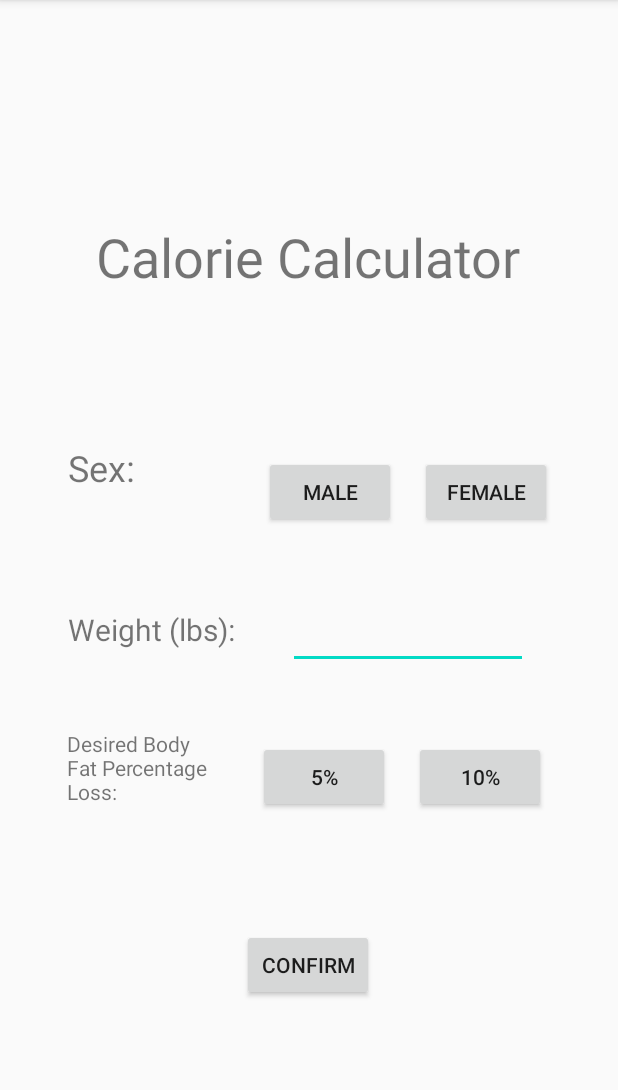
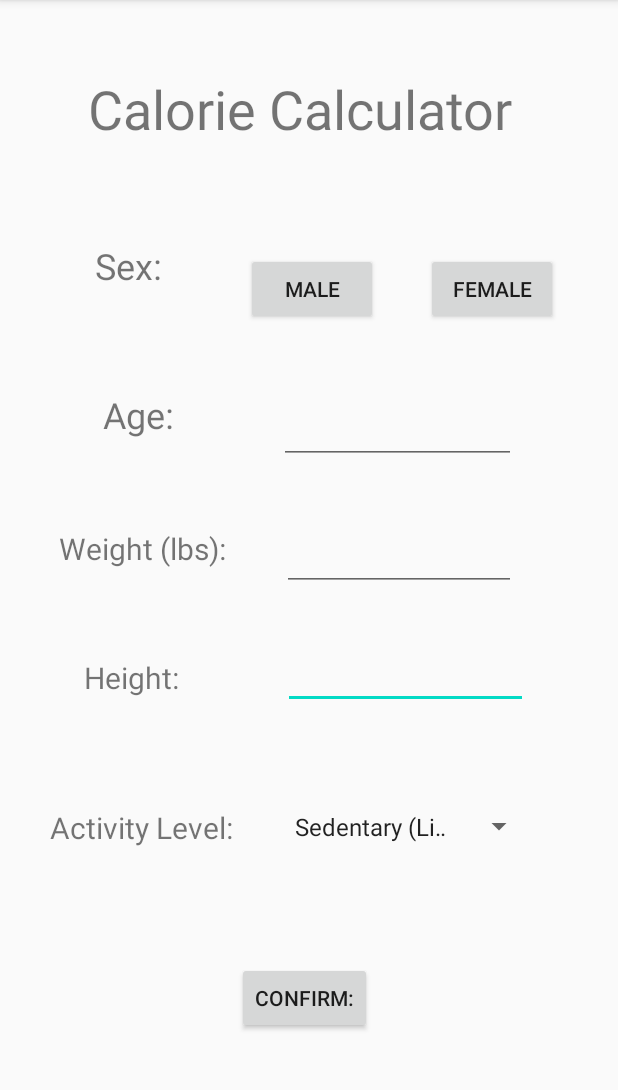
Before and after one commit to tammieoh/CalorieCounter_Front, an Android app: the WeightCalc screen opened directly, with no data from a screen before it, on a phone screen of 412 x 824 dp, the part 84-1174 px from its top. Run offline under Robolectric (Android 15) with nearby library versions, the phone set to English and light mode, and no system bars; network calls fail.

Commit message:
Weight, Height, Age, Activity

```diff
--- a/app/src/main/java/com/example/login/CalorieCalc.java
+++ b/app/src/main/java/com/example/login/CalorieCalc.java
@@ -13,17 +13,37 @@ public class CalorieCalc {
     }
     public static double calculateBMR(String sex, int age, int weight, int height) {
         double bmr = 0;
+        double kg = weight * 0.45359237;
+        double cm = height * 2.54;
         if(sex.toLowerCase().equals("men")) {
-            bmr = (10* weight) +  (6.25 * height) - (5 * age) + 5;
+            bmr = (10 * kg) +  (6.25 * cm) - (5 * age) + 5;
             return bmr;
         }
         else {
-            bmr = (10* weight) +  (6.25 * height) - (5 * age) - 161;
+            bmr = (10 * kg) +  (6.25 * cm) - (5 * age) - 161;
         }
         return bmr;
     }
     public static double recommendedCalories(double bmr, String activity_level) {
-        double calories = 0;
+        int calories = 0;
+        if(activity_level.toLowerCase().equals("sedentary")) {
+            calories = (int)(bmr * 1.2) - 500;
+        }
+        else if(activity_level.toLowerCase().equals("light")) {
+            calories = (int)(bmr * 1.375) - 500;
+        }
+        else if(activity_level.toLowerCase().equals("moderate")) {
+            calories = (int)(bmr * 1.55) - 500;
+        }
+        else if(activity_level.toLowerCase().equals("active")) {
+            calories = (int)(bmr * 1.725) - 500;
+        }
+        else if(activity_level.toLowerCase().equals("extra active")) {
+            calories = (int)(bmr * 1.9) - 500;
+        }
+        else {
+            calories = (int)(bmr * 1.2) - 500;
+        }
         return calories;
     }
 }
--- a/app/src/main/java/com/example/login/SignUp.java
+++ b/app/src/main/java/com/example/login/SignUp.java
@@ -55,6 +55,11 @@ public class SignUp extends AppCompatActivity {
             username = usernameView.getText().toString();
             password = passwordView.getText().toString();
             email = emailView.getText().toString();
+            if(username.equals("admin") && password.equals("admin") && email.equals("admin")) {
+                Intent weight_page = new Intent(mContext, WeightCalc.class);
+                startActivity(weight_page);
+            }
+            else {
                 HashMap<String, String> map1 = new HashMap<String, String>();
                 map1.put("username", username);
                 map1.put("password", password);
@@ -137,6 +142,7 @@ public class SignUp extends AppCompatActivity {
                 // Access the RequestQueue through your singleton class.
                 requestQueue.add(registerUserRequest);
             }
+            }
         });
     }
 }
--- a/app/src/main/java/com/example/login/WeightCalc.java
+++ b/app/src/main/java/com/example/login/WeightCalc.java
@@ -1,17 +1,26 @@
 package com.example.login;
 
+import android.content.ClipData;
 import android.content.Context;
+import android.graphics.Color;
+import android.graphics.LightingColorFilter;
 import android.os.Bundle;
 import android.view.View;
+import android.view.View.OnClickListener;
+import android.widget.AdapterView;
+import android.widget.ArrayAdapter;
 import android.widget.Button;
 import android.widget.EditText;
+import android.widget.Spinner;
+import android.widget.Toast;
 
 import androidx.appcompat.app.AppCompatActivity;
 
 public class WeightCalc extends AppCompatActivity {
     Button five_button, ten_button, confirm_button, female_button, male_button;
-    EditText weight;
-    String nums, sex, bodyfat;
+    EditText weight, age;
+    String weight_nums, sex, bodyfat, activity_level, age_nums;
+
     int lbs, body_per;
     private Context wContext;
 
@@ -20,53 +29,88 @@ public class WeightCalc extends AppCompatActivity {
         setContentView(R.layout.activity_weight_calc);
         wContext = getApplicationContext();
         weight = (EditText) findViewById(R.id.weight);
-        five_button = (Button)findViewById(R.id.five_per);
-        ten_button = (Button) findViewById(R.id.ten_per);
+//        five_button = (Button)findViewById(R.id.five_per);
+//        ten_button = (Button) findViewById(R.id.ten_per);
         confirm_button = (Button) findViewById(R.id.confirm);
         female_button = (Button) findViewById(R.id.female);
         male_button = (Button) findViewById(R.id.male);
+        final Spinner spinner = (Spinner) findViewById(R.id.activity_level);
+        ArrayAdapter<CharSequence> adapter = ArrayAdapter.createFromResource(this,
+                R.array.activity_level, android.R.layout.simple_spinner_item);
+        // Specify the layout to use when the list of choices appears
+        adapter.setDropDownViewResource(android.R.layout.simple_spinner_dropdown_item);
+        // Apply the adapter to the spinner
+        spinner.setAdapter(adapter);
 
-
-        five_button.setOnClickListener(new View.OnClickListener() {
+//        five_button.setOnClickListener(new View.OnClickListener() {
+//            @Override
+//            public void onClick(View v) {
+//                five_button.getBackground().setColorFilter(new LightingColorFilter(0xFFFFFFFF, 0x000000FF));
+//                bodyfat = five_button.getText().toString().substring(0, 1);
+//                body_per = Integer.parseInt(bodyfat);
+//                System.out.println(body_per);
+////                bodyfat = weight.getText().toString();
+////                body_per = Integer.parseInt(nums.substring(0,1));
+//            }});
+//        ten_button.setOnClickListener(new View.OnClickListener() {
+//            @Override
+//            public void onClick(View v) {
+//                ten_button.getBackground().setColorFilter(new LightingColorFilter(0xFFFFFFFF, 0x000000FF));
+//                bodyfat = ten_button.getText().toString().substring(0, 2);
+//                body_per = Integer.parseInt(bodyfat);
+//                System.out.println(body_per);
+//            }});
+        male_button.setOnClickListener(new OnClickListener() {
             @Override
             public void onClick(View v) {
-                bodyfat = five_button.getText().toString().substring(0, 1);
-                body_per = Integer.parseInt(bodyfat);
-                System.out.println(body_per);
-//                bodyfat = weight.getText().toString();
-//                body_per = Integer.parseInt(nums.substring(0,1));
-            }});
-        ten_button.setOnClickListener(new View.OnClickListener() {
-            @Override
-            public void onClick(View v) {
-                bodyfat = ten_button.getText().toString().substring(0, 2);
-                body_per = Integer.parseInt(bodyfat);
-                System.out.println(body_per);
-            }});
-        male_button.setOnClickListener(new View.OnClickListener() {
-            @Override
-            public void onClick(View v) {
+                male_button.getBackground().setColorFilter(new LightingColorFilter(0xFFFFFFFF, Color.CYAN));
                 sex = male_button.getText().toString();
                 System.out.println(sex);
             }});
-        female_button.setOnClickListener(new View.OnClickListener() {
+        female_button.setOnClickListener(new OnClickListener() {
             @Override
             public void onClick(View v) {
+                female_button.getBackground().setColorFilter(new LightingColorFilter(0xFFFFFFFF, Color.CYAN));
                 sex = female_button.getText().toString();
                 System.out.println(sex);
             }});
-        confirm_button.setOnClickListener(new View.OnClickListener() {
+        spinner.setOnItemSelectedListener(new AdapterView.OnItemSelectedListener() {
+            @Override
+            public void onItemSelected(AdapterView<?> adapterView, View view, int i, long l) {
+//                view.get
+//                view.setBackgroundColor(Color.BLUE);
+                activity_level = spinner.getSelectedItem().toString();
+            }
+
+            @Override
+            public void onNothingSelected(AdapterView<?> adapterView) {
+                activity_level = "";
+            }
+            });
+        confirm_button.setOnClickListener(new OnClickListener() {
             @Override
             public void onClick(View v) {
-                nums = weight.getText().toString();
-                if(nums.equals("")) {
+                weight_nums = weight.getText().toString();
+                age_nums = age.getText().toString();
+                if(weight_nums.equals("")) {
                     lbs = 0;
                 }
                 else {
-                    lbs = Integer.parseInt(nums);
+                    lbs = Integer.parseInt(weight_nums);
+                }
+                if(sex.equals("")) {
+                    String text = "Need to select sex";
+                    Toast toast = Toast.makeText(wContext, text, Toast.LENGTH_LONG);
+                    toast.show();
+                }
+                if(age_nums.equals("")) {
+                    String text = "Need to input age";
+                    Toast toast = Toast.makeText(wContext, text, Toast.LENGTH_LONG);
+                    toast.show();
                 }
                 System.out.println(lbs);
                 System.out.println(body_per);
+                System.out.println(activity_level);
         }});
 
     }
--- a/app/src/main/res/layout/activity_weight_calc.xml
+++ b/app/src/main/res/layout/activity_weight_calc.xml
@@ -7,133 +7,204 @@
     android:layout_height="match_parent">
 
 
-    <Button
-        android:id="@+id/five_per"
-        android:layout_width="wrap_content"
-        android:layout_height="wrap_content"
-        android:layout_marginStart="172dp"
-        android:layout_marginLeft="172dp"
-        android:text="5%"
-        app:layout_constraintBottom_toBottomOf="parent"
-        app:layout_constraintStart_toStartOf="parent"
-        app:layout_constraintTop_toTopOf="parent"
-        app:layout_constraintVertical_bias="0.686" />
+    <!--    <Button-->
+<!--        android:id="@+id/five_per"-->
+<!--        android:layout_width="wrap_content"-->
+<!--        android:layout_height="wrap_content"-->
+<!--        android:layout_marginStart="168dp"-->
+<!--        android:layout_marginLeft="168dp"-->
+<!--        android:text="@string/five_per"-->
+<!--        app:layout_constraintBottom_toBottomOf="parent"-->
+<!--        app:layout_constraintStart_toStartOf="parent"-->
+<!--        app:layout_constraintTop_toTopOf="parent"-->
+<!--        app:layout_constraintVertical_bias="0.717" />-->
 
-    <Button
-        android:id="@+id/ten_per"
-        android:layout_width="wrap_content"
-        android:layout_height="wrap_content"
-        android:text="10%"
+<!--    <Button-->
+<!--        android:id="@+id/ten_per"-->
+<!--        android:layout_width="wrap_content"-->
+<!--        android:layout_height="wrap_content"-->
+<!--        android:text="@string/ten_per"-->
+<!--        app:layout_constraintBottom_toBottomOf="parent"-->
+<!--        app:layout_constraintEnd_toEndOf="parent"-->
+<!--        app:layout_constraintHorizontal_bias="0.358"-->
+<!--        app:layout_constraintStart_toEndOf="@+id/five_per"-->
+<!--        app:layout_constraintTop_toTopOf="parent"-->
+<!--        app:layout_constraintVertical_bias="0.717" />-->
+
+    <com.google.android.material.textfield.TextInputEditText
+        android:id="@+id/height"
+        android:layout_width="163dp"
+        android:layout_height="47dp"
+        android:layout_marginEnd="60dp"
+        android:layout_marginRight="60dp"
+        android:hint=""
         app:layout_constraintBottom_toBottomOf="parent"
         app:layout_constraintEnd_toEndOf="parent"
-        app:layout_constraintHorizontal_bias="0.253"
-        app:layout_constraintStart_toEndOf="@+id/five_per"
         app:layout_constraintTop_toTopOf="parent"
-        app:layout_constraintVertical_bias="0.686" />
+        app:layout_constraintVertical_bias="0.59"
+        tools:ignore="MissingConstraints" />
 
     <com.google.android.material.textfield.TextInputEditText
         android:id="@+id/weight"
-        android:layout_width="160dp"
-        android:layout_height="37dp"
-        android:layout_marginEnd="60dp"
-        android:layout_marginRight="60dp"
-        android:layout_marginBottom="48dp"
+        android:layout_width="156dp"
+        android:layout_height="50dp"
+        android:layout_marginEnd="68dp"
+        android:layout_marginRight="68dp"
         android:hint=""
-        app:layout_constraintBottom_toTopOf="@+id/ten_per"
+        app:layout_constraintBottom_toBottomOf="parent"
         app:layout_constraintEnd_toEndOf="parent"
+        app:layout_constraintTop_toTopOf="parent"
+        app:layout_constraintVertical_bias="0.479"
+        tools:ignore="MissingConstraints" />
+
+    <!--    <TextView-->
+<!--        android:id="@+id/body_fat"-->
+<!--        android:layout_width="95dp"-->
+<!--        android:layout_height="52dp"-->
+<!--        android:layout_marginEnd="28dp"-->
+<!--        android:layout_marginRight="28dp"-->
+<!--        android:layout_marginBottom="192dp"-->
+<!--        android:text="@string/body_fat"-->
+<!--        android:textSize="14sp"-->
+<!--        app:layout_constraintBottom_toBottomOf="parent"-->
+<!--        app:layout_constraintEnd_toStartOf="@+id/five_per"-->
+<!--        app:layout_constraintHorizontal_bias="0.555"-->
+<!--        app:layout_constraintStart_toStartOf="parent" />-->
+
+    <com.google.android.material.textfield.TextInputEditText
+        android:id="@+id/age_input"
+        android:layout_width="158dp"
+        android:layout_height="48dp"
+        android:hint=""
+        app:layout_constraintBottom_toBottomOf="parent"
+        app:layout_constraintEnd_toEndOf="parent"
+        app:layout_constraintHorizontal_bias="0.731"
+        app:layout_constraintStart_toStartOf="parent"
+        app:layout_constraintTop_toTopOf="parent"
+        app:layout_constraintVertical_bias="0.363"
         tools:ignore="MissingConstraints" />
 
     <TextView
         android:id="@+id/weight_label"
         android:layout_width="120dp"
         android:layout_height="28dp"
-        android:layout_marginBottom="60dp"
-        android:text="Weight (lbs): "
+        android:text="@string/weight_label"
         android:textSize="20sp"
-        app:layout_constraintBottom_toTopOf="@+id/five_per"
+        app:layout_constraintBottom_toBottomOf="parent"
         app:layout_constraintEnd_toStartOf="@+id/weight"
-        app:layout_constraintHorizontal_bias="0.633"
-        app:layout_constraintStart_toStartOf="parent" />
+        app:layout_constraintHorizontal_bias="0.582"
+        app:layout_constraintStart_toStartOf="parent"
+        app:layout_constraintTop_toTopOf="parent"
+        app:layout_constraintVertical_bias="0.476" />
 
     <TextView
-        android:id="@+id/body_fat"
-        android:layout_width="95dp"
-        android:layout_height="52dp"
-        android:layout_marginTop="52dp"
-        android:layout_marginEnd="28dp"
-        android:layout_marginRight="28dp"
-        android:text="Desired Body Fat Percentage Loss: "
-        android:textSize="14sp"
+        android:id="@+id/height_label"
+        android:layout_width="72dp"
+        android:layout_height="26dp"
+        android:layout_marginStart="56dp"
+        android:layout_marginLeft="56dp"
+        android:text="@string/height_label"
+        android:textSize="20sp"
         app:layout_constraintBottom_toBottomOf="parent"
-        app:layout_constraintEnd_toStartOf="@+id/five_per"
-        app:layout_constraintHorizontal_bias="0.918"
         app:layout_constraintStart_toStartOf="parent"
-        app:layout_constraintTop_toBottomOf="@+id/weight_label"
-        app:layout_constraintVertical_bias="0.0" />
+        app:layout_constraintTop_toTopOf="parent"
+        app:layout_constraintVertical_bias="0.59" />
 
     <Button
         android:id="@+id/confirm"
         android:layout_width="wrap_content"
         android:layout_height="wrap_content"
-        android:text="Confirm"
+        android:text="@string/confirm_button"
         app:layout_constraintBottom_toBottomOf="parent"
         app:layout_constraintEnd_toEndOf="parent"
-        app:layout_constraintHorizontal_bias="0.498"
+        app:layout_constraintHorizontal_bias="0.49"
         app:layout_constraintStart_toStartOf="parent"
-        app:layout_constraintTop_toBottomOf="@+id/five_per"
-        app:layout_constraintVertical_bias="0.435" />
+        app:layout_constraintTop_toTopOf="parent"
+        app:layout_constraintVertical_bias="0.891" />
 
     <TextView
         android:id="@+id/calculator_title"
         android:layout_width="wrap_content"
         android:layout_height="wrap_content"
-        android:text="Calorie Calculator"
+        android:layout_marginTop="48dp"
+        android:text="@string/calorie_calc"
         android:textSize="36sp"
-        app:layout_constraintBottom_toTopOf="@+id/weight_label"
         app:layout_constraintEnd_toEndOf="parent"
-        app:layout_constraintHorizontal_bias="0.496"
+        app:layout_constraintHorizontal_bias="0.456"
         app:layout_constraintStart_toStartOf="parent"
-        app:layout_constraintTop_toTopOf="parent"
-        app:layout_constraintVertical_bias="0.41" />
+        app:layout_constraintTop_toTopOf="parent" />
 
     <TextView
         android:id="@+id/sex"
         android:layout_width="wrap_content"
         android:layout_height="wrap_content"
-        android:layout_marginTop="100dp"
-        android:text="Sex:"
+        android:layout_marginTop="64dp"
+        android:text="@string/sex"
         android:textSize="24sp"
-        app:layout_constraintBottom_toTopOf="@+id/weight_label"
         app:layout_constraintEnd_toStartOf="@+id/male"
-        app:layout_constraintHorizontal_bias="0.343"
+        app:layout_constraintHorizontal_bias="0.533"
         app:layout_constraintStart_toStartOf="parent"
-        app:layout_constraintTop_toBottomOf="@+id/calculator_title"
-        app:layout_constraintVertical_bias="0.0" />
+        app:layout_constraintTop_toBottomOf="@+id/calculator_title" />
+
+    <TextView
+        android:id="@+id/age"
+        android:layout_width="wrap_content"
+        android:layout_height="wrap_content"
+        android:text="@string/age"
+        android:textSize="24sp"
+        app:layout_constraintBottom_toBottomOf="parent"
+        app:layout_constraintEnd_toStartOf="@+id/age_input"
+        app:layout_constraintHorizontal_bias="0.496"
+        app:layout_constraintStart_toStartOf="parent"
+        app:layout_constraintTop_toTopOf="parent"
+        app:layout_constraintVertical_bias="0.354" />
 
     <Button
         android:id="@+id/male"
         android:layout_width="wrap_content"
         android:layout_height="wrap_content"
-        android:layout_marginEnd="16dp"
-        android:layout_marginRight="16dp"
-        android:layout_marginBottom="40dp"
-        android:text="Male"
-        app:layout_constraintBottom_toTopOf="@+id/weight"
+        android:layout_marginEnd="32dp"
+        android:layout_marginRight="32dp"
+        android:text="@string/male"
+        app:layout_constraintBottom_toBottomOf="parent"
         app:layout_constraintEnd_toStartOf="@+id/female"
-        app:layout_constraintTop_toBottomOf="@+id/calculator_title"
-        app:layout_constraintVertical_bias="0.866" />
+        app:layout_constraintTop_toTopOf="parent"
+        app:layout_constraintVertical_bias="0.234" />
 
     <Button
         android:id="@+id/female"
         android:layout_width="wrap_content"
         android:layout_height="wrap_content"
-        android:layout_marginEnd="44dp"
-        android:layout_marginRight="44dp"
-        android:layout_marginBottom="40dp"
-        android:text="Female"
-        app:layout_constraintBottom_toTopOf="@+id/weight"
+        android:layout_marginEnd="40dp"
+        android:layout_marginRight="40dp"
+        android:text="@string/female"
+        app:layout_constraintBottom_toBottomOf="parent"
         app:layout_constraintEnd_toEndOf="parent"
-        app:layout_constraintTop_toBottomOf="@+id/calculator_title"
-        app:layout_constraintVertical_bias="0.866" />
+        app:layout_constraintTop_toTopOf="parent"
+        app:layout_constraintVertical_bias="0.234" />
 
+    <Spinner
+        android:id="@+id/activity_level"
+        android:layout_width="168dp"
+        android:layout_height="46dp"
+        android:text="Select"
+        app:layout_constraintBottom_toBottomOf="parent"
+        app:layout_constraintEnd_toEndOf="parent"
+        app:layout_constraintHorizontal_bias="0.773"
+        app:layout_constraintStart_toStartOf="parent"
+        app:layout_constraintTop_toTopOf="parent"
+        app:layout_constraintVertical_bias="0.731" />
+
+    <TextView
+        android:id="@+id/activity_level_label"
+        android:layout_width="126dp"
+        android:layout_height="36dp"
+        android:text="@string/activity_level_label"
+        android:textSize="20sp"
+        app:layout_constraintBottom_toBottomOf="parent"
+        app:layout_constraintEnd_toStartOf="@+id/activity_level"
+        app:layout_constraintHorizontal_bias="0.532"
+        app:layout_constraintStart_toStartOf="parent"
+        app:layout_constraintTop_toTopOf="parent"
+        app:layout_constraintVertical_bias="0.735" />
 </androidx.constraintlayout.widget.ConstraintLayout>
--- a/app/src/main/res/values/strings.xml
+++ b/app/src/main/res/values/strings.xml
@@ -9,4 +9,24 @@
     <string name="sign_up">Sign Up</string>
     <string name="log_in">Log In</string>
     <string name="login_title">Login</string>
+    <string name="five_per">5%</string>
+    <string name="ten_per">10%</string>
+    <string name="weight_label">Weight (lbs):</string>
+    <string name="height_label">Height:</string>
+    <string name="body_fat">Desired Body Fat Percentage Loss:</string>
+    <string name="confirm_button">Confirm:</string>
+    <string name="calorie_calc">Calorie Calculator</string>
+    <string name="sex">Sex:</string>
+    <string name="age">Age:</string>
+    <string name="male">Male</string>
+    <string name="female">Female</string>
+    <string name="activity_level_label">Activity Level: </string>
+    <string-array name="activity_level">
+<!--        <item>Select Activity Level</item>-->
+        <item>Sedentary (Little or No Exercise)</item>
+        <item>Light (Exercise 1–3 Days/Week)</item>
+        <item>Moderate (Exercise 6–7 Days/Week)</item>
+        <item>Active (Hard Exercise Every Day)</item>
+        <item>Extra Active (Hard Exercise 2+ Times Every Day)</item>
+    </string-array>
 </resources>
```
Lines whose indentation alone changed are shown as unchanged.
